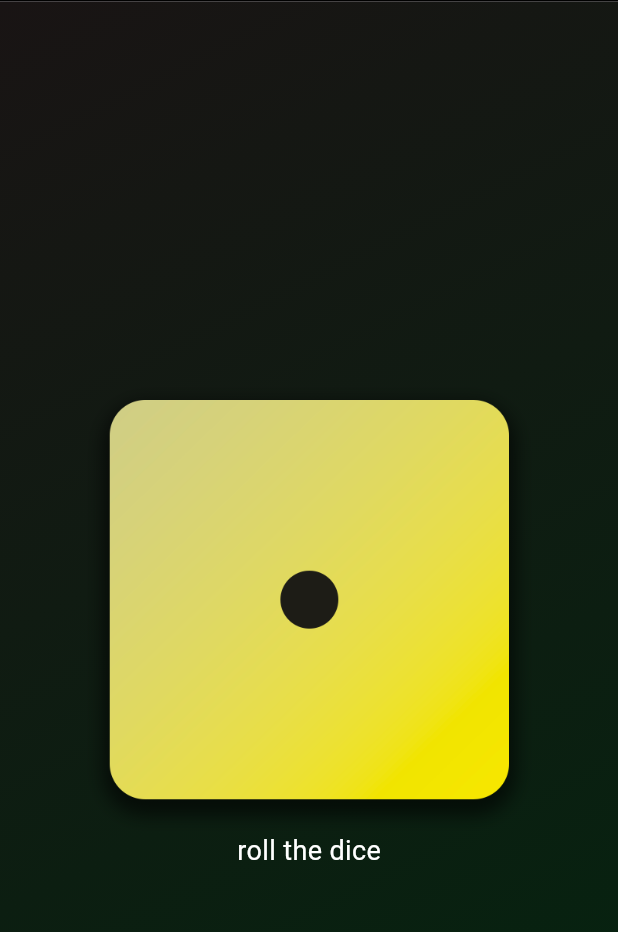
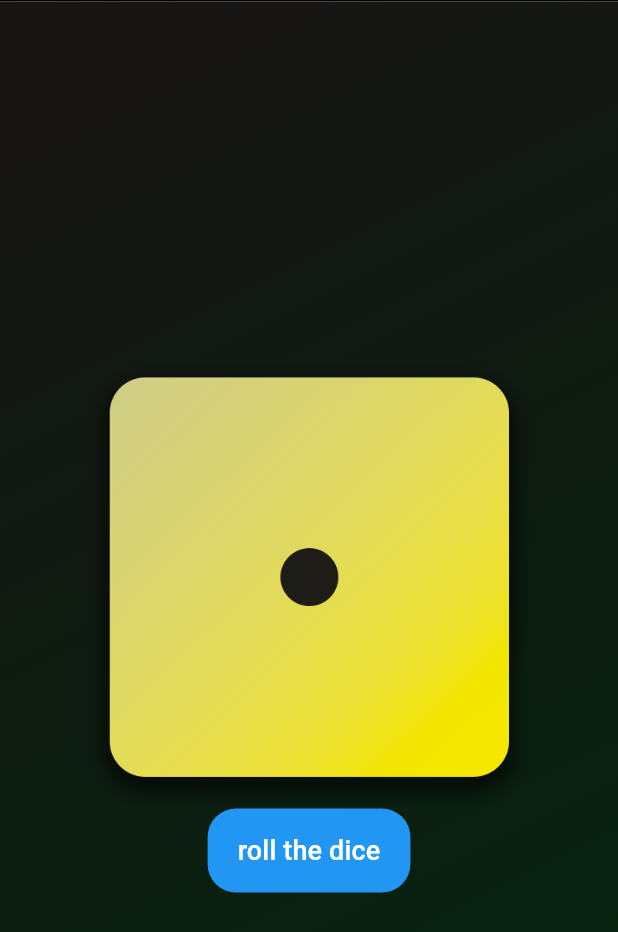
Before and after one commit to Onesso/Flutter-fundamentals, a Flutter app: the screen it shows after launch, on a phone screen of 412 x 824 dp. Shown: the top 932 px of the screen. Run offline on Flutter 3.47's test engine with Material 3 defaults, Android fonts, the phone set to English and light mode, and no system bars; our stand-ins replace logger.

Commit message:
added inline function and styled Text button to round

```diff
--- a/lib/styled_test.dart
+++ b/lib/styled_test.dart
@@ -1,4 +1,7 @@
 import 'package:flutter/material.dart';
+import 'package:logger/logger.dart';
+
+final Logger logger = Logger();
 
 class StyledText extends StatelessWidget {
   const StyledText(this.text, {super.key});
@@ -8,13 +11,31 @@ class StyledText extends StatelessWidget {
   @override
   Widget build(context) {
     return Center(
-      child: Text(
-        text,
-        style: TextStyle(
-          color: Colors.white,
-          fontSize: 18,
+      child: TextButton(
+        onPressed: () {
+          logger.d("button clicked");
+        },
+
+        style: TextButton.styleFrom(
+          foregroundColor: Colors.white, // Text color
+          backgroundColor: Colors.blue, // Button background color
+          padding: const EdgeInsets.symmetric(horizontal: 20, vertical: 15),
+          shape: RoundedRectangleBorder(
+            borderRadius: BorderRadius.circular(19),
+          ),
+        ),
+        child: Text(
+          text,
+          style: TextStyle(
+            color: Colors.white,
+            fontSize: 18,
+          ),
         ),
       ),
     );
   }
+
+  // void callFuntion() {
+  //   logger.d("button clicked");
+  // }
 }
--- a/pubspec.yaml
+++ b/pubspec.yaml
@@ -34,6 +34,7 @@ dependencies:
   # The following adds the Cupertino Icons font to your application.
   # Use with the CupertinoIcons class for iOS style icons.
   cupertino_icons: ^1.0.8
+  logger: ^2.6.1
 
 dev_dependencies:
   flutter_test:
```
Also changed, not shown: pubspec.lock, 1 other file.
